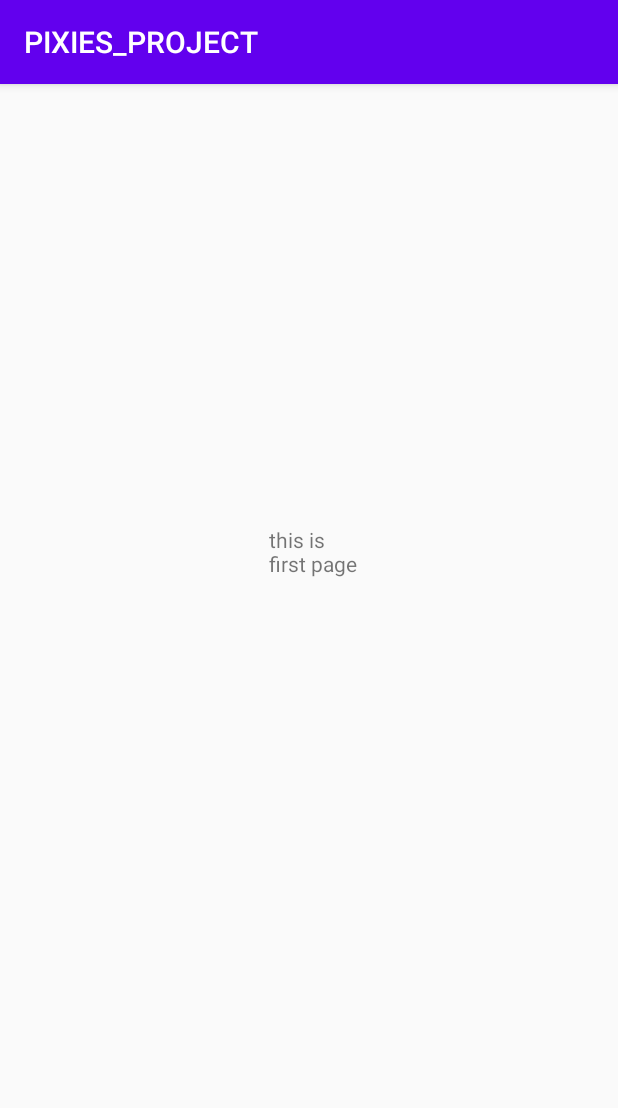
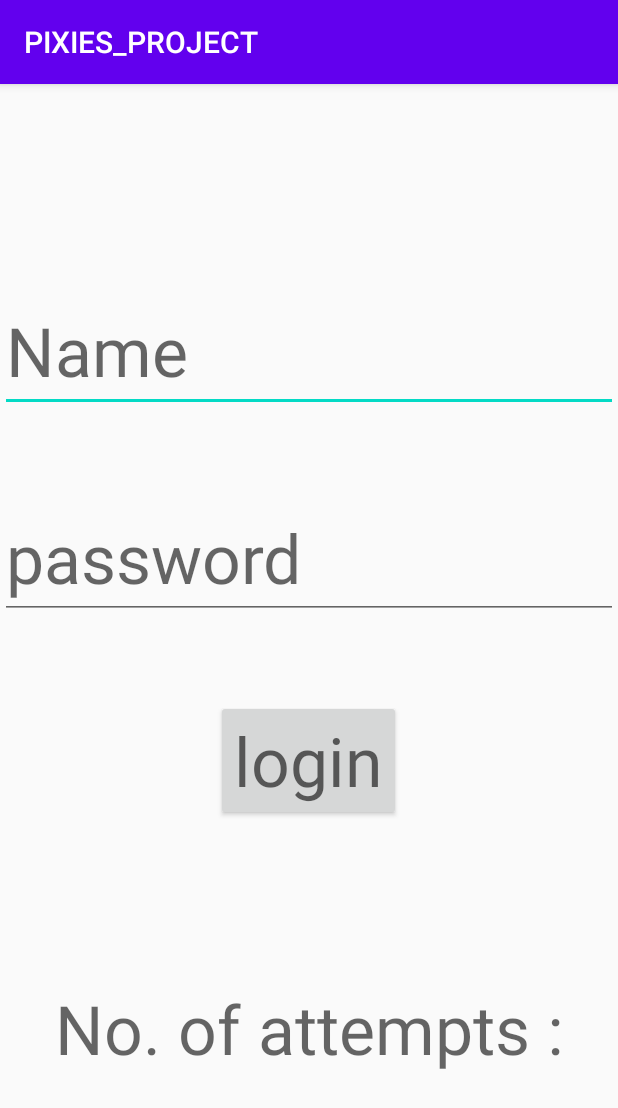
Before and after one commit to Asmita33/PIXIES_PROJECT, an Android app: the screen it shows after launch (MainActivity), on a phone screen of 412 x 824 dp. Shown: the top 1108 px of the screen. Run offline under Robolectric (Android 15) with nearby library versions, the phone set to English and light mode, and no system bars.

Commit message:
commit4. activity1,2 layout

```diff
--- a/app/src/main/AndroidManifest.xml
+++ b/app/src/main/AndroidManifest.xml
@@ -9,6 +9,7 @@
         android:roundIcon="@mipmap/ic_launcher_round"
         android:supportsRtl="true"
         android:theme="@style/AppTheme">
+        <activity android:name=".activity2"></activity>
         <activity android:name=".MainActivity">
             <intent-filter>
                 <action android:name="android.intent.action.MAIN" />
--- a/app/src/main/java/com/example/pixies_project/MainActivity.java
+++ b/app/src/main/java/com/example/pixies_project/MainActivity.java
@@ -2,13 +2,41 @@ package com.example.pixies_project;
 
 import androidx.appcompat.app.AppCompatActivity;
 
+import android.content.Intent;
 import android.os.Bundle;
+import android.widget.Button;
+import android.widget.EditText;
+import android.widget.TextView;
 
 public class MainActivity extends AppCompatActivity {
+    private EditText name;
+    private EditText password;
+    private TextView attempts;
+    private Button login;
+
 
     @Override
     protected void onCreate(Bundle savedInstanceState) {
         super.onCreate(savedInstanceState);
         setContentView(R.layout.activity_main);
+
+        name = (EditText)findViewById(R.id.edtname);
+        password = (EditText)findViewById(R.id.edtpassword);
+        attempts = (TextView)findViewById(R.id.tvattempt);
+        login = (Button)findViewById(R.id.btnlogin);
+
+
+
+
+
+    }
+
+    private void validate(String username,String password)
+    {
+        if (username == "pixies" && password=="1234")
+        {
+            Intent intent = new Intent(MainActivity.this,activity2.class);
+
+        }
     }
 }
--- a/app/src/main/res/layout/activity_main.xml
+++ b/app/src/main/res/layout/activity_main.xml
@@ -1,25 +1,61 @@
 <?xml version="1.0" encoding="utf-8"?>
-<RelativeLayout xmlns:android="http://schemas.android.com/apk/res/android"
+<androidx.constraintlayout.widget.ConstraintLayout xmlns:android="http://schemas.android.com/apk/res/android"
     xmlns:app="http://schemas.android.com/apk/res-auto"
     xmlns:tools="http://schemas.android.com/tools"
     android:layout_width="match_parent"
     android:layout_height="match_parent"
     tools:context=".MainActivity">
 
-    <TextView
-        android:id="@+id/textView2"
+    <EditText
+        android:id="@+id/edtname"
         android:layout_width="wrap_content"
         android:layout_height="wrap_content"
-        android:layout_marginStart="179dp"
-        android:layout_marginLeft="179dp"
-        android:layout_marginTop="294dp"
-        android:layout_marginEnd="174dp"
-        android:layout_marginRight="174dp"
-        android:layout_marginBottom="418dp"
-        android:text="this is first page"
+        android:ems="10"
+        android:hint="Name"
+        android:inputType="textPersonName"
+        android:textAppearance="@style/TextAppearance.AppCompat.Display2"
         app:layout_constraintBottom_toBottomOf="parent"
         app:layout_constraintEnd_toEndOf="parent"
         app:layout_constraintStart_toStartOf="parent"
-        app:layout_constraintTop_toTopOf="parent" />
+        app:layout_constraintTop_toTopOf="parent"
+        app:layout_constraintVertical_bias="0.19999999" />
 
-</RelativeLayout>
+    <EditText
+        android:id="@+id/edtpassword"
+        android:layout_width="wrap_content"
+        android:layout_height="wrap_content"
+        android:ems="10"
+        android:hint="password"
+        android:inputType="textPassword"
+        android:textAppearance="@style/TextAppearance.AppCompat.Display2"
+        app:layout_constraintBottom_toBottomOf="parent"
+        app:layout_constraintEnd_toEndOf="parent"
+        app:layout_constraintHorizontal_bias="0.504"
+        app:layout_constraintStart_toStartOf="parent"
+        app:layout_constraintTop_toBottomOf="@+id/edtname"
+        app:layout_constraintVertical_bias="0.121" />
+
+    <Button
+        android:id="@+id/btnlogin"
+        android:layout_width="wrap_content"
+        android:layout_height="wrap_content"
+        android:text="login"
+        android:textAppearance="@style/TextAppearance.AppCompat.Display2"
+        app:layout_constraintBottom_toBottomOf="parent"
+        app:layout_constraintEnd_toEndOf="parent"
+        app:layout_constraintHorizontal_bias="0.498"
+        app:layout_constraintStart_toStartOf="parent"
+        app:layout_constraintTop_toBottomOf="@+id/edtpassword"
+        app:layout_constraintVertical_bias="0.163" />
+
+    <TextView
+        android:id="@+id/tvattempt"
+        android:layout_width="wrap_content"
+        android:layout_height="wrap_content"
+        android:text="No. of attempts :"
+        android:textAppearance="@style/TextAppearance.AppCompat.Display2"
+        app:layout_constraintBottom_toBottomOf="parent"
+        app:layout_constraintEnd_toEndOf="parent"
+        app:layout_constraintStart_toStartOf="parent"
+        app:layout_constraintTop_toBottomOf="@+id/btnlogin" />
+</androidx.constraintlayout.widget.ConstraintLayout>
```
Also changed, not shown: app/src/main/java/com/example/pixies_project/activity2.java (added, +26 -0 lines), app/src/main/res/layout/activity_activity2.xml (added, +46 -0 lines).
